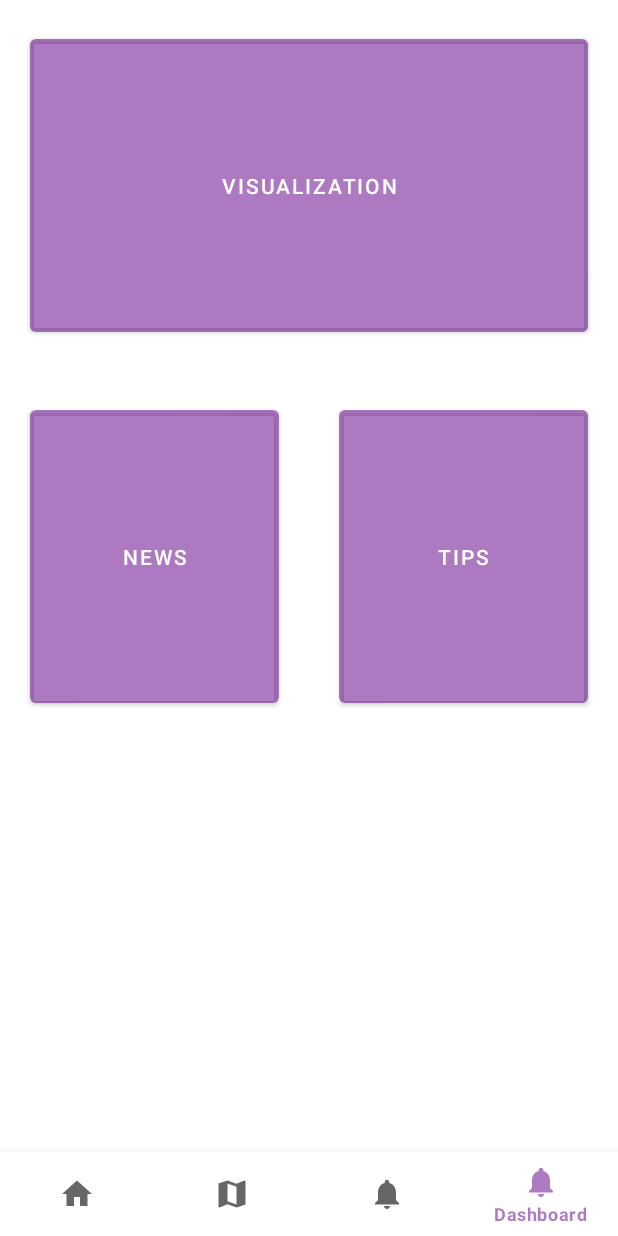
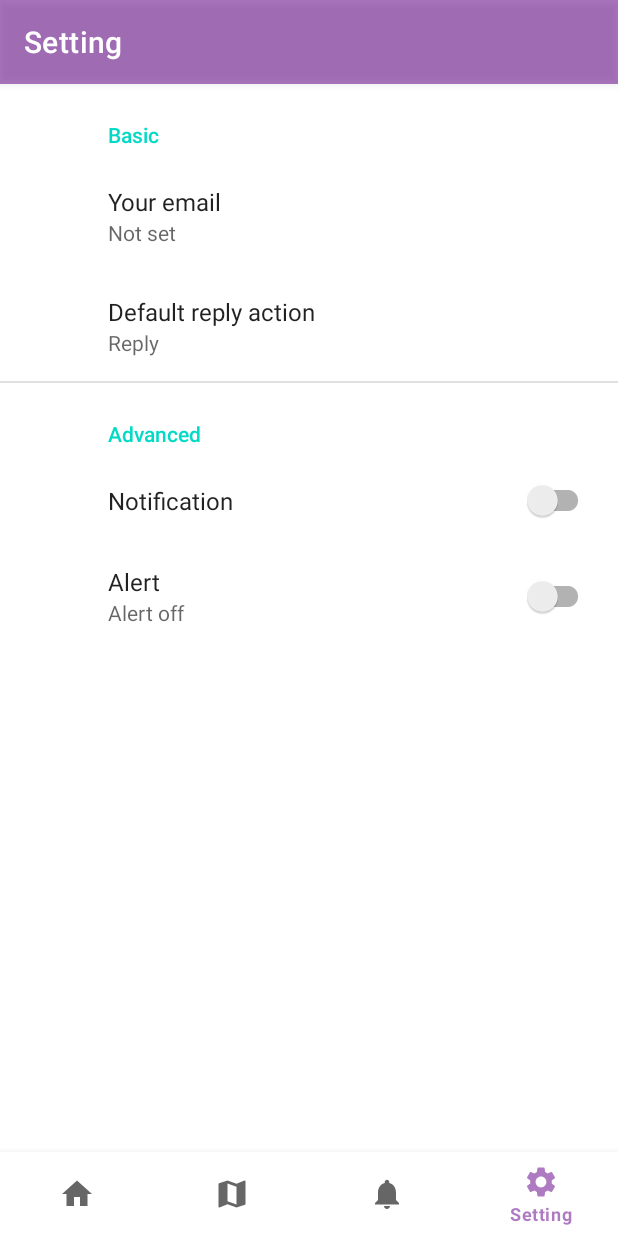
Before and after one commit to ETS-Android2/PSafe3.0, an Android app: the screen it shows after launch (BottomActivity), item 4 of the bottom bar chosen, on a phone screen of 412 x 824 dp. Run offline under Robolectric (Android 15) with nearby library versions, the phone set to English and light mode, and no system bars; our stand-ins replace androidx.preference, navigation-ui.

Commit message:
add SettingsFragment; not functional

```diff
--- a/app/build.gradle
+++ b/app/build.gradle
@@ -84,6 +84,7 @@
 
     implementation "androidx.room:room-runtime:2.3.0"
     implementation 'androidx.recyclerview:recyclerview:1.2.0'
+    implementation 'androidx.preference:preference:1.1.1'
     annotationProcessor "androidx.room:room-compiler:2.3.0"
      // FirebaseUI Storage only
     implementation 'com.firebaseui:firebase-ui-storage:7.2.0'
--- a/app/src/debug/res/layout/fragment_navigation.xml
+++ b/app/src/debug/res/layout/fragment_navigation.xml
@@ -35,12 +35,4 @@
         mapbox:layout_constraintTop_toTopOf="parent"
         mapbox:layout_constraintVertical_bias="0.87" />
 
-    <Button
-        android:id="@+id/navigate_button"
-        android:layout_width="wrap_content"
-        android:layout_height="wrap_content"
-        android:text="Button"
-        mapbox:layout_constraintStart_toStartOf="@+id/mapViewNew"
-        mapbox:layout_constraintTop_toTopOf="@+id/mapViewNew" />
-
 </androidx.constraintlayout.widget.ConstraintLayout>
--- a/app/src/main/java/com/example/psafe/BottomActivity.java
+++ b/app/src/main/java/com/example/psafe/BottomActivity.java
@@ -24,8 +24,8 @@
     @Override
     protected void onCreate(Bundle savedInstanceState) {
         super.onCreate(savedInstanceState);
-        requestWindowFeature(Window.FEATURE_NO_TITLE); //will hide the title
-        getSupportActionBar().hide(); // hide the title bar
+        //requestWindowFeature(Window.FEATURE_NO_TITLE); //will hide the title
+        //getSupportActionBar().hide(); // hide the title bar
        // this.getWindow().setFlags(WindowManager.LayoutParams.FLAG_FULLSCREEN,
         //   WindowManager.LayoutParams.FLAG_FULLSCREEN); //enable full screen
         // calling the action bar
@@ -38,7 +38,7 @@
         // Passing each menu ID as a set of Ids because each
         // menu should be considered as top level destinations.
         AppBarConfiguration appBarConfiguration = new AppBarConfiguration.Builder(
-                R.id.nav_home, R.id.nav_map, R.id.nav_help,R.id.nav_dashboard)
+                R.id.nav_home, R.id.nav_navigation, R.id.nav_setting,R.id.nav_dashboard)
                 .build();
 
         NavController navController = Navigation.findNavController(this, R.id.nav_host_fragment);
--- a/app/src/main/java/com/example/psafe/ui/login/LoginActivity.java
+++ b/app/src/main/java/com/example/psafe/ui/login/LoginActivity.java
@@ -18,6 +18,7 @@
 import android.widget.TextView;
 import android.widget.Toast;
 
+import com.example.psafe.BottomActivity;
 import com.example.psafe.MainActivity;
 import com.example.psafe.R;
 
@@ -94,7 +95,7 @@
                                     // Sign in success, update UI with the signed-in user's information
 
                                     Toast.makeText(LoginActivity.this, "login successfully", Toast.LENGTH_SHORT).show();
-                                    startActivity(new Intent(getApplicationContext(), MainActivity.class));
+                                    startActivity(new Intent(getApplicationContext(), BottomActivity.class));
                                     finish();
 
 
--- a/app/src/main/java/com/example/psafe/ui/login/SignupActivity.java
+++ b/app/src/main/java/com/example/psafe/ui/login/SignupActivity.java
@@ -11,6 +11,7 @@
 
 import android.widget.Toast;
 
+import com.example.psafe.BottomActivity;
 import com.example.psafe.MainActivity;
 
 
@@ -88,7 +89,7 @@
                                 // Sign in success, update UI with the signed-in user's information
                                 Toast.makeText(SignupActivity.this, getResources().getString(R.string.login_success) ,Toast.LENGTH_SHORT).show();
                                 FirebaseUser user = fAuth.getCurrentUser();
-                                startActivity(new Intent(getApplicationContext(), MainActivity.class));
+                                startActivity(new Intent(getApplicationContext(), BottomActivity.class));
 
                             } else {
                                 // If sign in fails, display a message to the user.
--- /dev/null
+++ b/app/src/main/java/com/example/psafe/ui/setting/SettingsFragment.java
@@ -0,0 +1,14 @@
+package com.example.psafe.ui.setting;
+
+import android.os.Bundle;
+import com.example.psafe.R;
+
+import androidx.preference.PreferenceFragmentCompat;
+
+public class SettingsFragment extends PreferenceFragmentCompat {
+
+    @Override
+    public void onCreatePreferences(Bundle savedInstanceState, String rootKey) {
+        setPreferencesFromResource(R.xml.root_preferences, rootKey);
+    }
+}
--- /dev/null
+++ b/app/src/main/res/drawable/ic_baseline_settings_24.xml
@@ -0,0 +1,10 @@
+<vector xmlns:android="http://schemas.android.com/apk/res/android"
+    android:width="24dp"
+    android:height="24dp"
+    android:viewportWidth="24"
+    android:viewportHeight="24"
+    android:tint="?attr/colorControlNormal">
+  <path
+      android:fillColor="@android:color/white"
+      android:pathData="M19.14,12.94c0.04,-0.3 0.06,-0.61 0.06,-0.94c0,-0.32 -0.02,-0.64 -0.07,-0.94l2.03,-1.58c0.18,-0.14 0.23,-0.41 0.12,-0.61l-1.92,-3.32c-0.12,-0.22 -0.37,-0.29 -0.59,-0.22l-2.39,0.96c-0.5,-0.38 -1.03,-0.7 -1.62,-0.94L14.4,2.81c-0.04,-0.24 -0.24,-0.41 -0.48,-0.41h-3.84c-0.24,0 -0.43,0.17 -0.47,0.41L9.25,5.35C8.66,5.59 8.12,5.92 7.63,6.29L5.24,5.33c-0.22,-0.08 -0.47,0 -0.59,0.22L2.74,8.87C2.62,9.08 2.66,9.34 2.86,9.48l2.03,1.58C4.84,11.36 4.8,11.69 4.8,12s0.02,0.64 0.07,0.94l-2.03,1.58c-0.18,0.14 -0.23,0.41 -0.12,0.61l1.92,3.32c0.12,0.22 0.37,0.29 0.59,0.22l2.39,-0.96c0.5,0.38 1.03,0.7 1.62,0.94l0.36,2.54c0.05,0.24 0.24,0.41 0.48,0.41h3.84c0.24,0 0.44,-0.17 0.47,-0.41l0.36,-2.54c0.59,-0.24 1.13,-0.56 1.62,-0.94l2.39,0.96c0.22,0.08 0.47,0 0.59,-0.22l1.92,-3.32c0.12,-0.22 0.07,-0.47 -0.12,-0.61L19.14,12.94zM12,15.6c-1.98,0 -3.6,-1.62 -3.6,-3.6s1.62,-3.6 3.6,-3.6s3.6,1.62 3.6,3.6S13.98,15.6 12,15.6z"/>
+</vector>
--- a/app/src/main/res/menu/bottom_nav_menu.xml
+++ b/app/src/main/res/menu/bottom_nav_menu.xml
@@ -10,14 +10,14 @@
         android:id="@+id/nav_navigation"
         android:icon="@drawable/ic_baseline_map_24"
         android:title="@string/menu_map" />
-
-    <item
-        android:id="@+id/nav_help"
-        android:icon="@drawable/ic_notifications_black_24dp"
-        android:title="@string/menu_news" />
     <item
         android:id="@+id/nav_dashboard"
         android:icon="@drawable/ic_notifications_black_24dp"
         android:title="@string/menu_dashboard" />
+    <item
+        android:id="@+id/nav_setting"
+        android:icon="@drawable/ic_baseline_settings_24"
+        android:title="@string/menu_setting" />
+
 
 </menu>
--- a/app/src/main/res/navigation/mobile_navigation.xml
+++ b/app/src/main/res/navigation/mobile_navigation.xml
@@ -38,11 +38,15 @@
         android:id="@+id/nav_help"
         android:name="com.example.psafe.ui.help.HelpFragment"
         android:label="@string/menu_help"
-        tools:layout="@layout/fragment_help" />
+        tools:layout="@layout/fragment_help" >
+        <action
+            android:id="@+id/action_nav_help_to_nav_setting"
+            app:destination="@id/nav_setting" />
+    </fragment>
     <fragment
         android:id="@+id/nav_dashboard"
         android:name="com.example.psafe.ui.dashboard.DashboardFragment"
-        android:label="fragment_dashboard"
+        android:label="@string/menu_dashboard"
         tools:layout="@layout/fragment_dashboard" >
         <action
             android:id="@+id/action_dashboardFragment_to_nav_tips"
@@ -54,8 +58,16 @@
     <fragment
         android:id="@+id/nav_navigation"
         android:name="com.example.psafe.ui.navigation.NavigationFragment"
-        android:label="fragment_navigation"
+        android:label="@string/menu_map"
         tools:layout="@layout/fragment_navigation" />
+    <fragment
+        android:id="@+id/nav_setting"
+        android:name="com.example.psafe.ui.setting.SettingsFragment"
+        android:label="@string/menu_setting" >
+        <action
+            android:id="@+id/action_nav_setting_to_nav_help"
+            app:destination="@id/nav_help" />
+    </fragment>
 
 
 </navigation>
--- /dev/null
+++ b/app/src/main/res/values/arrays.xml
@@ -0,0 +1,12 @@
+<resources>
+    <!-- Reply Preference -->
+    <string-array name="reply_entries">
+        <item>Reply</item>
+        <item>Reply to all</item>
+    </string-array>
+
+    <string-array name="reply_values">
+        <item>reply</item>
+        <item>reply_all</item>
+    </string-array>
+</resources>
--- a/app/src/main/res/values/strings.xml
+++ b/app/src/main/res/values/strings.xml
@@ -68,4 +68,18 @@
     <string name="tracking_enabled">Tracking mode re-enabled</string>
     <string name="tracking_already_enabled">Tracking already enabled. Move the map</string>
     <string name="user_location_permission_not_granted">You didn\'t grant location permissions.</string>
+    <!-- Preference Titles -->
+    <string name="messages_header">Basic</string>
+    <string name="sync_header">Advanced</string>
+
+    <!-- Bassic Preferences -->
+    <string name="signature_title">Your email</string>
+    <string name="reply_title">Default reply action</string>
+
+    <!-- Advanced Preferences -->
+    <string name="menu_setting">Setting</string>
+    <string name="advanced_notification">Notification</string>
+    <string name="advanced_alert_off">Alert off</string>
+    <string name="advanced_alert_on" >Alert on</string>
+    <string name="advanced_alert" >Alert </string>
 </resources>
--- /dev/null
+++ b/app/src/main/res/xml/root_preferences.xml
@@ -0,0 +1,35 @@
+<PreferenceScreen xmlns:app="http://schemas.android.com/apk/res-auto">
+
+    <PreferenceCategory app:title="@string/messages_header">
+
+        <EditTextPreference
+            app:key="signature"
+            app:title="@string/signature_title"
+            app:useSimpleSummaryProvider="true" />
+
+        <ListPreference
+            app:defaultValue="reply"
+            app:entries="@array/reply_entries"
+            app:entryValues="@array/reply_values"
+            app:key="reply"
+            app:title="@string/reply_title"
+            app:useSimpleSummaryProvider="true" />
+
+    </PreferenceCategory>
+
+    <PreferenceCategory app:title="@string/sync_header">
+
+        <SwitchPreferenceCompat
+            app:key="notification"
+            app:title="@string/advanced_notification" />
+
+        <SwitchPreferenceCompat
+            app:dependency="notification"
+            app:key="alert"
+            app:summaryOff="@string/advanced_alert_off"
+            app:summaryOn="@string/advanced_alert_on"
+            app:title="@string/advanced_alert" />
+
+    </PreferenceCategory>
+
+</PreferenceScreen>
```
Also changed, not shown: app/src/main/java/com/example/psafe/ui/gallery/GalleryFragment.java (+7 -4 lines).
